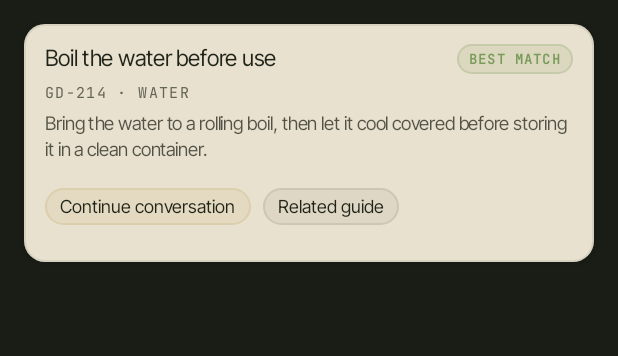
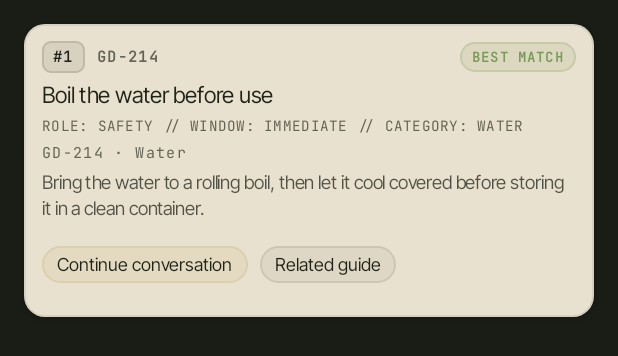
Before and after one commit to YotsuBotfds/senku-app, an Android app built with Jetpack Compose: the @Preview function SearchResultCardPreview, on a phone screen of 412 x 824 dp. Shown: the top 356 px of the screen. Run offline under Robolectric (Android 15) with nearby library versions, the phone set to English and light mode, and no system bars; network calls fail; Roboto replaces fonts that are not available here.

Commit message:
rank android search result cards

```diff
--- a/android-app/app/src/main/java/com/senku/ui/search/SearchResultCard.kt
+++ b/android-app/app/src/main/java/com/senku/ui/search/SearchResultCard.kt
@@ -46,6 +46,9 @@ data class SearchResultCardModel(
     val snippet: String,
     val laneLabel: String,
     @param:ColorInt val laneColorArgb: Int,
+    val rankLabel: String = "",
+    val guideIdLabel: String = "",
+    val metadataLine: String = "",
     val showContinueThreadChip: Boolean = false,
     val continueThreadLabel: String = "Continue conversation",
     val continueThreadContentDescription: String = continueConversationContentDescription(),
@@ -99,23 +102,25 @@ fun SearchResultCard(
         Column(
             modifier = Modifier
                 .fillMaxWidth()
-                .padding(horizontal = 14.dp, vertical = 13.dp),
-            verticalArrangement = Arrangement.spacedBy(6.dp),
+                .padding(horizontal = 12.dp, vertical = 11.dp),
+            verticalArrangement = Arrangement.spacedBy(5.dp),
         ) {
             Row(
                 modifier = Modifier.fillMaxWidth(),
-                verticalAlignment = Alignment.Top,
+                verticalAlignment = Alignment.CenterVertically,
             ) {
+                RankTag(label = model.rankLabel)
+                Spacer(modifier = Modifier.width(8.dp))
                 Text(
-                    text = model.title.trim(),
+                    text = model.guideIdLabel.trim().uppercase(Locale.US),
                     modifier = Modifier.weight(1f),
-                    style = SenkuTheme.typography.uiBody.copy(
-                        fontSize = 15.sp,
-                        lineHeight = 18.sp,
-                        fontWeight = FontWeight.SemiBold,
+                    style = SenkuTheme.typography.monoCaps.copy(
+                        fontSize = 10.sp,
+                        lineHeight = 12.sp,
+                        fontWeight = FontWeight.Bold,
                     ),
-                    color = colors.paperInk,
-                    maxLines = 2,
+                    color = colors.paperInkMuted,
+                    maxLines = 1,
                     overflow = TextOverflow.Ellipsis,
                 )
                 Spacer(modifier = Modifier.width(10.dp))
@@ -126,16 +131,44 @@ fun SearchResultCard(
             }
 
             Text(
-                text = model.subtitle.trim().uppercase(Locale.US),
-                style = SenkuTheme.typography.monoCaps.copy(
-                    fontSize = 10.sp,
-                    lineHeight = 13.5.sp,
-                    fontWeight = FontWeight.Medium,
+                text = model.title.trim(),
+                style = SenkuTheme.typography.uiBody.copy(
+                    fontSize = 15.sp,
+                    lineHeight = 18.sp,
+                    fontWeight = FontWeight.SemiBold,
                 ),
-                color = colors.paperInkMuted,
-                maxLines = 1,
+                color = colors.paperInk,
+                maxLines = 2,
                 overflow = TextOverflow.Ellipsis,
             )
+
+            if (model.metadataLine.isNotBlank()) {
+                Text(
+                    text = model.metadataLine.trim().uppercase(Locale.US),
+                    style = SenkuTheme.typography.monoCaps.copy(
+                        fontSize = 9.5.sp,
+                        lineHeight = 12.sp,
+                        fontWeight = FontWeight.Medium,
+                    ),
+                    color = colors.paperInkMuted,
+                    maxLines = 1,
+                    overflow = TextOverflow.Ellipsis,
+                )
+            }
+
+            if (model.subtitle.isNotBlank()) {
+                Text(
+                    text = model.subtitle.trim(),
+                    style = SenkuTheme.typography.monoCaps.copy(
+                        fontSize = 10.sp,
+                        lineHeight = 12.5.sp,
+                        fontWeight = FontWeight.Medium,
+                    ),
+                    color = colors.paperInkMuted,
+                    maxLines = 1,
+                    overflow = TextOverflow.Ellipsis,
+                )
+            }
 
             Text(
                 text = model.snippet.trim(),
@@ -209,6 +242,29 @@ private fun LaneTag(
 }
 
 @Composable
+private fun RankTag(label: String) {
+    val colors = SenkuTheme.colors
+    Surface(
+        color = colors.paperInk.copy(alpha = 0.08f),
+        contentColor = colors.paperInk,
+        shape = RoundedCornerShape(6.dp),
+        border = BorderStroke(1.dp, colors.paperInk.copy(alpha = 0.14f)),
+    ) {
+        Text(
+            text = honestRankLabel(label),
+            modifier = Modifier.padding(horizontal = 7.dp, vertical = 4.dp),
+            style = SenkuTheme.typography.monoCaps.copy(
+                fontSize = 10.sp,
+                lineHeight = 12.sp,
+                fontWeight = FontWeight.Bold,
+            ),
+            color = colors.paperInk,
+            maxLines = 1,
+        )
+    }
+}
+
+@Composable
 private fun ActionChip(
     label: String,
     contentDescription: String,
@@ -272,6 +328,39 @@ fun laneLabelForRetrievalMode(retrievalMode: String): String {
     }
 }
 
+fun honestRankLabel(rankLabel: String): String {
+    val cleaned = rankLabel.trim()
+    return if (cleaned.isEmpty()) {
+        "#1"
+    } else {
+        cleaned
+    }
+}
+
+fun metadataLineForSearchResultCard(
+    role: String,
+    window: String,
+    category: String,
+): String {
+    val tokens = ArrayList<String>(3)
+    normalizedMetadataValue(role)?.let { tokens.add("Role: $it") }
+    normalizedMetadataValue(window)?.let { tokens.add("Window: $it") }
+    normalizedMetadataValue(category)?.let { tokens.add("Category: $it") }
+    return tokens.joinToString(" // ")
+}
+
+private fun normalizedMetadataValue(value: String): String? {
+    val cleaned = value.trim()
+    if (cleaned.isEmpty()) {
+        return null
+    }
+    val normalized = cleaned.lowercase(Locale.US)
+    if (normalized == "general" || normalized == "unknown" || normalized == "none") {
+        return null
+    }
+    return cleaned
+}
+
 fun continueConversationContentDescription(guideId: String = ""): String {
     val cleanedGuideId = guideId.trim()
     return if (cleanedGuideId.isEmpty()) {
@@ -330,6 +419,9 @@ private fun SearchResultCardPreview() {
                 snippet = "Bring the water to a rolling boil, then let it cool covered before storing it in a clean container.",
                 laneLabel = "Best match",
                 laneColorArgb = 0xFF7A9A5A.toInt(),
+                rankLabel = "#1",
+                guideIdLabel = "GD-214",
+                metadataLine = "Role: Safety // Window: Immediate // Category: Water",
                 showContinueThreadChip = true,
                 linkedGuideLabel = "Related guide",
                 linkedGuideContentDescription = relatedGuideContentDescription("GD-214 - Boiling water"),
```
Also changed, not shown: android-app/app/src/main/java/com/senku/mobile/SearchResultAdapter.java (+42 -14 lines), 2 other files.
